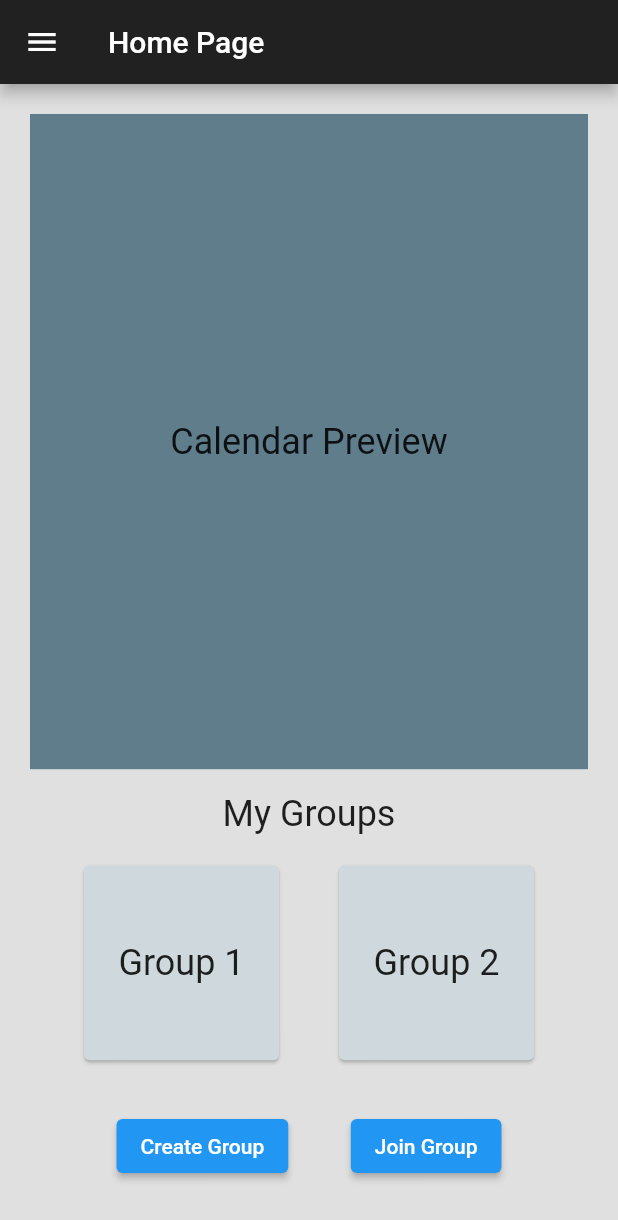
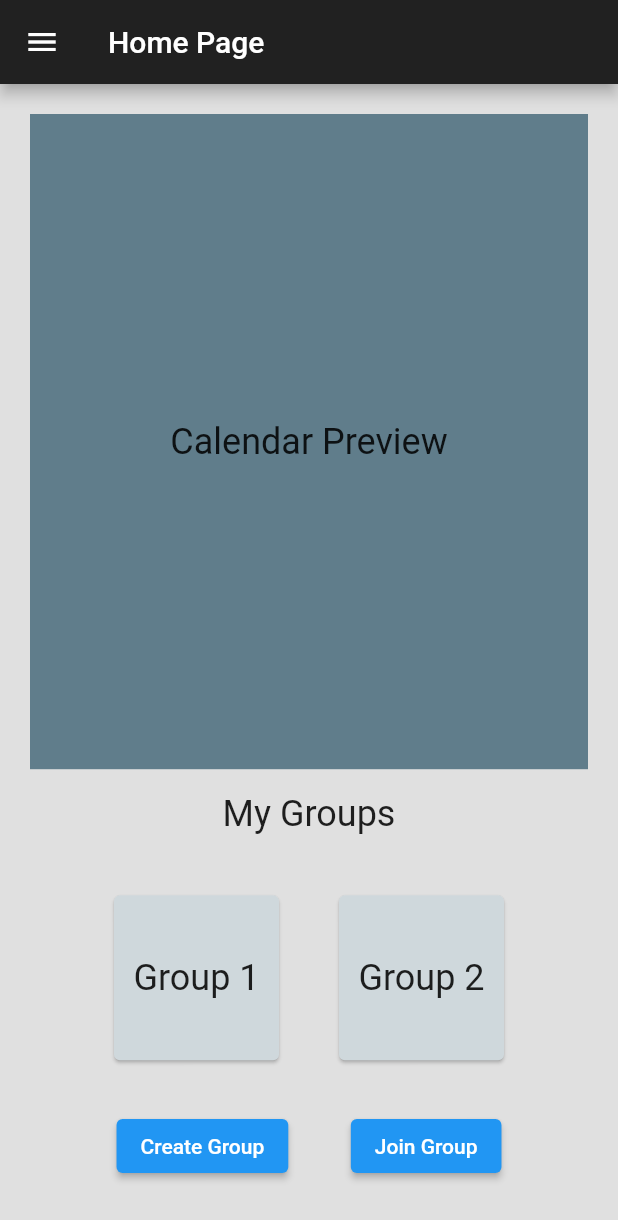
Before and after one commit to Comet-Connect/Comet-Connect, a Flutter app: the screen it shows after launch, after a tap on "Login", on a phone screen of 412 x 824 dp. Shown: the top 1220 px of the screen. Run offline on Flutter 3.47's test engine with Material 2 defaults, Android fonts, the phone set to English and light mode, and no system bars; our stand-ins replace flutter_staggered_animations, google_sign_in, image_picker, shared_preferences, syncfusion_flutter_calendar; missing offline and left inert: mongo_dart.

Commit message:
updating paths

```diff
--- a/comet_connect_app/lib/auth/login.dart
+++ b/comet_connect_app/lib/auth/login.dart
@@ -1,7 +1,6 @@
 import 'dart:developer';
 
 import 'package:mongo_dart/mongo_dart.dart' as mongo;
-import 'package:mongo_dart/mongo_dart.dart';
 
 // login(context, _mail, _pwd) async {
 //   String auth = "chatappauthkey231r4";
@@ -57,20 +56,20 @@ void authenticateUser(
   try {
     print("Login.dart");
     // Connect to MongoDB server
-    const String MONGO_CONN_URL =
+    String mongoConnUrl =
         "mongodb+srv://admin:bNGtOFxi3UTcv81W@cometconnect.cuwtjrg.mongodb.net/user_info";
-    const String USER_COLLECTION = "users";
+    String userCollection = "users";
 
     //user = "admin";
     //pass = "bNGtOFxi3UTcv81W "
 
-    var db = await mongo.Db.create(MONGO_CONN_URL);
+    var db = await mongo.Db.create(mongoConnUrl);
     await db.open();
     inspect(db);
 
     // Query the users collection to find the user with the given username and password
     var user = await db
-        .collection(USER_COLLECTION)
+        .collection(userCollection)
         .findOne(mongo.where.eq('username', username).eq('password', password));
 
     // Close the database connection
--- a/comet_connect_app/lib/main.dart
+++ b/comet_connect_app/lib/main.dart
@@ -3,7 +3,7 @@ import 'package:shared_preferences/shared_preferences.dart';
 import 'pages/login_or_signup.dart';
 import 'pages/homepage.dart';
 import 'pages/groups_page.dart';
-import './selectdate.dart.';
+import 'pages/selectdate.dart';
 
 void main() {
   runApp(MyApp());
--- a/comet_connect_app/lib/pages/groups_page.dart
+++ b/comet_connect_app/lib/pages/groups_page.dart
@@ -14,13 +14,13 @@ class _GroupsPageState extends State<GroupsPage> {
   bool _isListView = true;
   int _selectedItemCount = 5;
 
-  late mongo.Db _db; // Database
+  // late mongo.Db _db; // Database
 
-  @override
-  void initState() {
-    //super.initState();
-    //_db = mongo.Db('mongodb+srv://admin:bNGtOFxi3UTcv81W@cometconnect.cuwtjrg.mongodb.net/user_info');
-  }
+  // @override
+  // void initState() {
+  //   //super.initState();
+  //   //_db = mongo.Db('mongodb+srv://admin:bNGtOFxi3UTcv81W@cometconnect.cuwtjrg.mongodb.net/user_info');
+  // }
 
   @override
   Widget build(BuildContext context) {
--- a/comet_connect_app/lib/pages/homepage.dart
+++ b/comet_connect_app/lib/pages/homepage.dart
@@ -1,8 +1,8 @@
 import 'package:comet_connect_app/pages/groups_page.dart';
 import 'package:flutter/material.dart';
-import '../selectdate.dart.';
 import 'menu.dart';
 import 'login_or_signup.dart';
+import 'selectdate.dart.';
 
 class MyHomePage extends StatelessWidget {
   const MyHomePage({Key? key}) : super(key: key);
@@ -67,6 +67,7 @@ class MyHomePage extends StatelessWidget {
                         // ),
 
                         child: GridView.count(
+                          padding: const EdgeInsets.all(20),
                           crossAxisCount: 2,
                           children: const [
                             GroupTile(name: 'Group 1'),
@@ -142,7 +143,7 @@ class GroupTile extends StatelessWidget {
       padding: const EdgeInsets.all(16),
       child: Card(
         color: Colors.blueGrey[100],
-        child: Container(
+        child: SizedBox(
           height: 100,
           child: Center(
             child: Text(
```
Also changed, not shown: comet_connect_app/lib/pages/menu.dart (+6 -5 lines).
